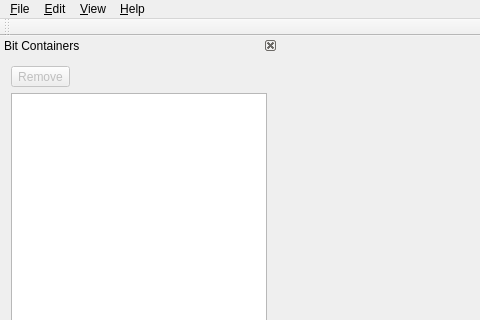
goldest-star/binary-analysis-tool, file src/hobbits-gui/mainwindow.ui: the form before one commit; both pictures show x 0 to 480 and y 0 to 320 of the 1299 by 799 pixel window.
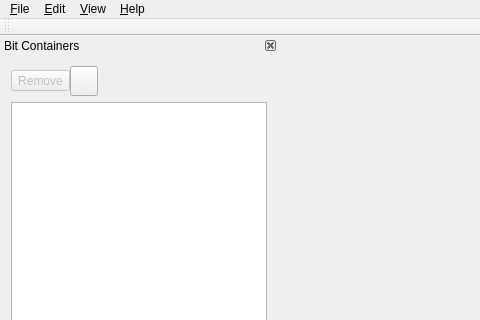
The form after the commit. Icons and pictures are not drawn.

Commit message: feat: add a "delete all containers" action

Diff of the .ui file:
```diff
--- a/src/hobbits-gui/mainwindow.ui
+++ b/src/hobbits-gui/mainwindow.ui
@@ -122,6 +122,9 @@
     <layout class="QVBoxLayout" name="verticalLayout_10">
      <item>
       <layout class="QHBoxLayout" name="horizontalLayout_2">
+       <property name="spacing">
+        <number>0</number>
+       </property>
        <item>
         <widget class="QToolButton" name="tb_removeBitContainer">
          <property name="enabled">
@@ -136,6 +139,19 @@
          </property>
         </widget>
        </item>
+       <item>
+        <widget class="QToolButton" name="tb_containersMenu">
+         <property name="minimumSize">
+          <size>
+           <width>28</width>
+           <height>30</height>
+          </size>
+         </property>
+         <property name="text">
+          <string/>
+         </property>
+        </widget>
+       </item>
        <item>
         <spacer name="horizontalSpacer_4">
          <property name="orientation">
```
The commit also changes 6 other files.
